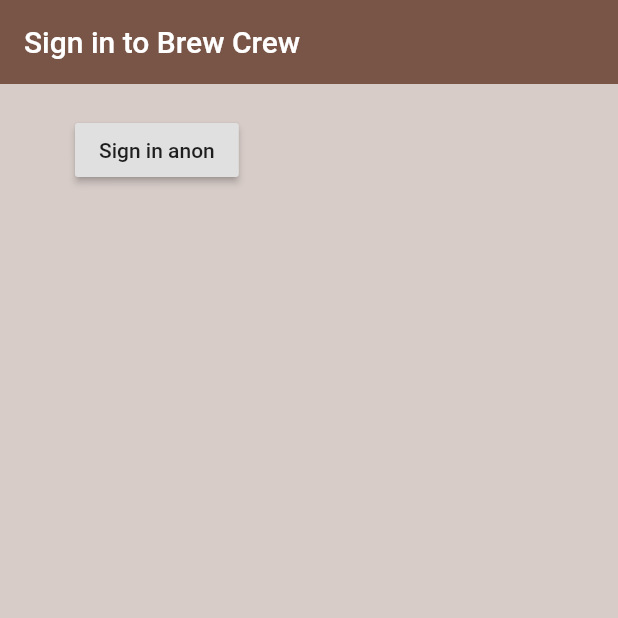
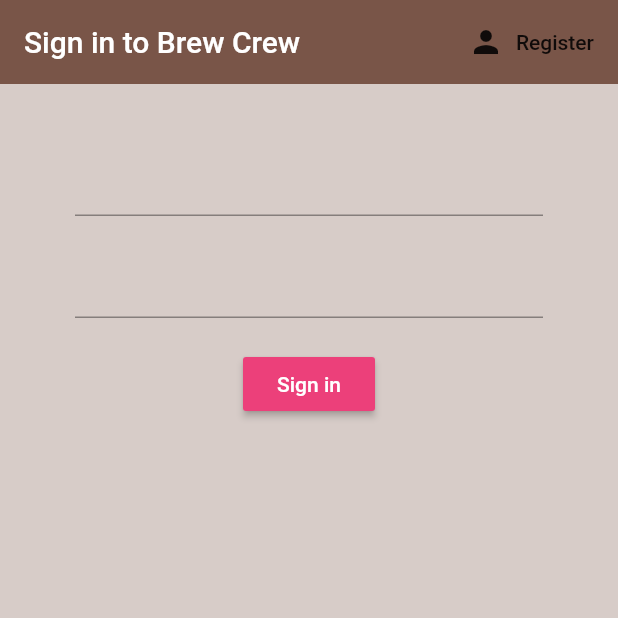
Before and after one commit to Songeziwe/Brew_crew, a Flutter app: the screen it shows after launch, on a phone screen of 412 x 824 dp, the top half of it. Run offline on Flutter 3.47's test engine with Material 2 defaults, Android fonts, the phone set to English and light mode, and no system bars; our stand-ins replace firebase_auth; accounts and stored records are empty.

Commit message:
created the register screen.

```diff
--- a/lib/screens/authentication/authenticate.dart
+++ b/lib/screens/authentication/authenticate.dart
@@ -1,3 +1,4 @@
+import 'package:brew_crew/screens/authentication/register.dart';
 import 'package:flutter/material.dart';
 import 'package:brew_crew/screens/authentication/sign_in.dart';
 
@@ -7,8 +8,18 @@ class Authenticate extends StatefulWidget {
 }
 
 class _AuthenticateState extends State<Authenticate> {
+  bool showSignIn = true;
+
+  void toggleView() {
+    setState(() {
+      showSignIn = !showSignIn;
+    });
+  }
+
   @override
   Widget build(BuildContext context) {
-    return SignIn();
+    return showSignIn
+        ? SignIn(onPressed: toggleView)
+        : Register(onPressed: toggleView);
   }
 }
--- a/lib/screens/authentication/sign_in.dart
+++ b/lib/screens/authentication/sign_in.dart
@@ -2,12 +2,17 @@ import 'package:flutter/material.dart';
 import 'package:brew_crew/services/auth.dart';
 
 class SignIn extends StatefulWidget {
+  Function onPressed;
+  SignIn({this.onPressed});
+
   @override
   _SignInState createState() => _SignInState();
 }
 
 class _SignInState extends State<SignIn> {
   final AuthService _auth = AuthService();
+  String email;
+  String password;
 
   @override
   Widget build(BuildContext context) {
@@ -17,21 +22,41 @@ class _SignInState extends State<SignIn> {
         backgroundColor: Colors.brown[500],
         elevation: 0.0,
         title: Text('Sign in to Brew Crew'),
+        actions: <Widget>[
+          FlatButton.icon(
+            icon: Icon(Icons.person),
+            label: Text('Register'),
+            onPressed: widget.onPressed,
+          ),
+        ],
       ),
       body: Container(
         padding: const EdgeInsets.symmetric(horizontal: 50.0, vertical: 20.0),
-        child: RaisedButton(
-          child: Text('Sign in anon'),
-          onPressed: () async {
-            dynamic result = await _auth.signInAnon();
-            if (result == null) {
-              print('user signed in');
-            } else {
-              print('signed in');
-              print(result);
-            }
-            //print(user);
-          },
+        child: Form(
+          child: Column(
+            children: <Widget>[
+              SizedBox(height: 20.0),
+              TextFormField(
+                onChanged: (value) => setState(() => email = value),
+              ),
+              SizedBox(height: 20.0),
+              TextFormField(
+                obscureText: true,
+                onChanged: (value) => setState(() => password = value),
+              ),
+              SizedBox(height: 20.0),
+              RaisedButton(
+                color: Colors.pink[400],
+                child: Text(
+                  'Sign in',
+                  style: TextStyle(color: Colors.white),
+                ),
+                onPressed: () async {
+                  await _auth.signIn(email, password);
+                },
+              ),
+            ],
+          ),
         ),
       ),
     );
--- a/lib/screens/wrapper.dart
+++ b/lib/screens/wrapper.dart
@@ -13,7 +13,6 @@ class _WrapperState extends State<Wrapper> {
   @override
   Widget build(BuildContext context) {
     final user = Provider.of<User>(context);
-    print("From Wrapper: $user");
 
     return user != null ? Home() : Authenticate();
   }
```
Also changed, not shown: lib/screens/authentication/register.dart (added, +88 -0 lines), lib/screens/home/home.dart (+6 -1 lines), lib/services/auth.dart (+24 -1 lines).
